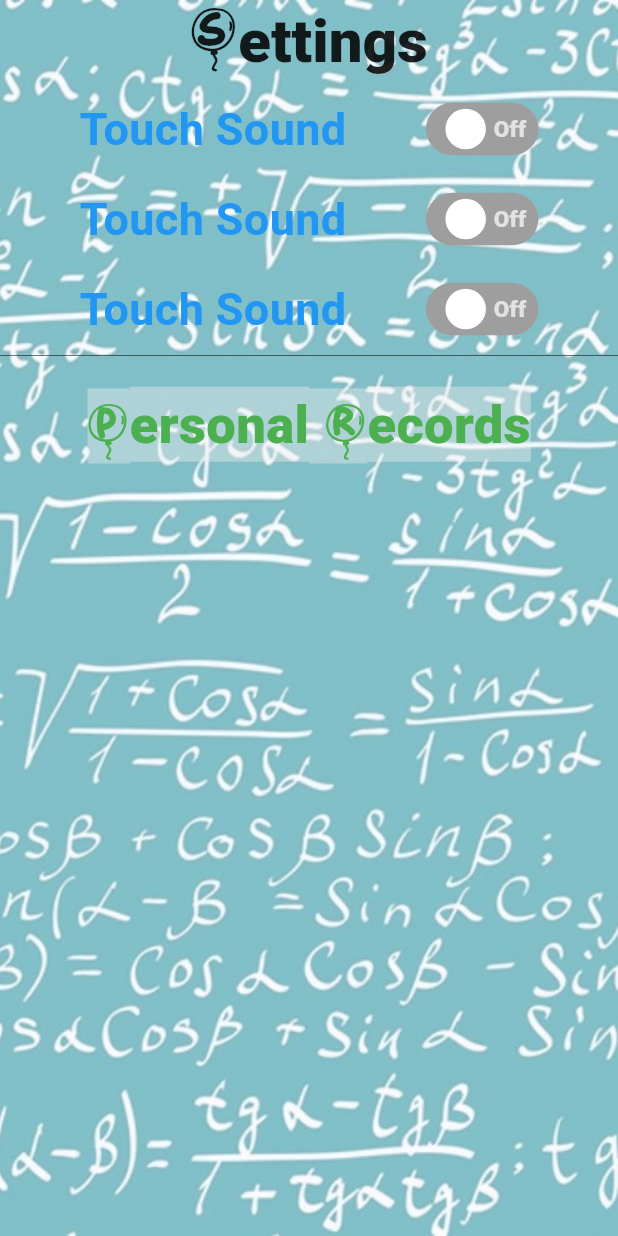
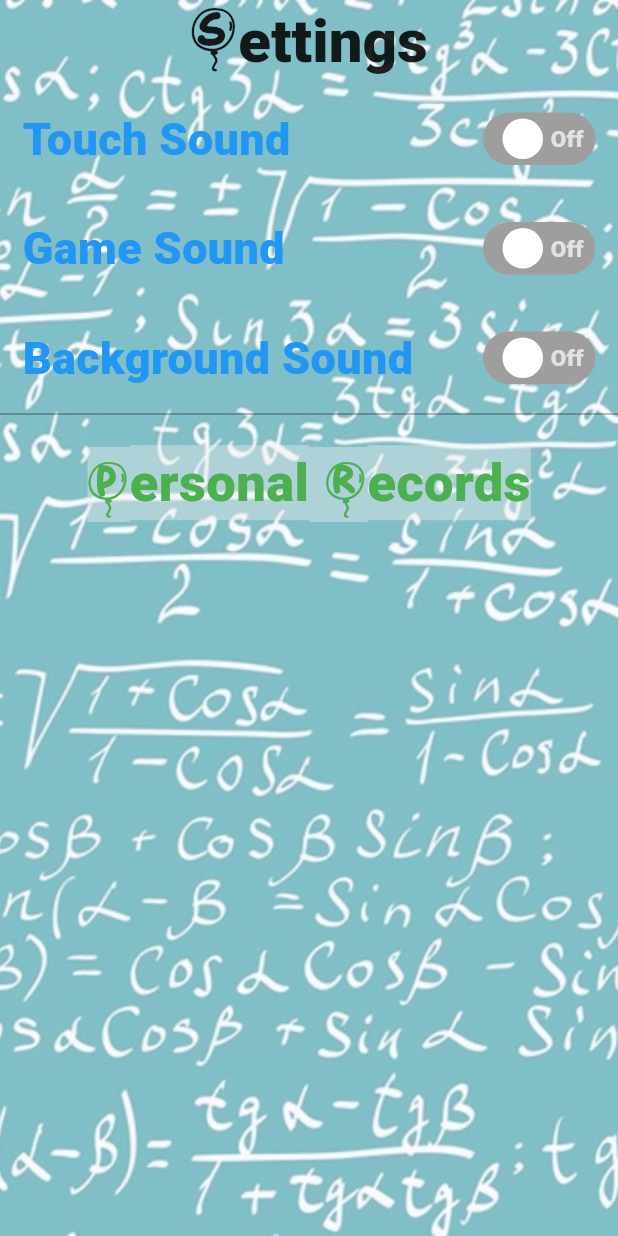
Before and after one commit to spearsharp/mathshoot, a Flutter app: the screen it shows after launch, after a tap on "Setting", on a phone screen of 412 x 824 dp. Run offline on Flutter 3.47's test engine with Material 3 defaults, Android fonts, the phone set to English and light mode, and no system bars; drawn by our look-alikes of flutter_switch; our stand-ins replace assets_audio_player, audioplayers, auto_size_text, flutter_screenutil, get, icons_plus and 2 more; missing offline and left inert: awesome_select, dart:ffi; Roboto replaces fonts that are missing (Ballony).

Commit message:
setting layout update

```diff
--- a/lib/GamePluginModel/mainlistleftdrawer.dart
+++ b/lib/GamePluginModel/mainlistleftdrawer.dart
@@ -39,9 +39,9 @@ class _MainlistleftdrawerState extends State<Mainlistleftdrawer> {
         child: ListView(
           children: [
             Container(
-              height: 60,
+              padding: EdgeInsets.all(15),
               child: Row(
-                  mainAxisAlignment: MainAxisAlignment.spaceEvenly,
+                  mainAxisAlignment: MainAxisAlignment.spaceBetween,
                   crossAxisAlignment: CrossAxisAlignment.center,
                   children: [
                     const Text(
@@ -50,10 +50,10 @@ class _MainlistleftdrawerState extends State<Mainlistleftdrawer> {
                           fontFamily: 'Ballony',
                           fontSize: 30,
                           color: Colors.blue,
-                          fontWeight: FontWeight.w600),
+                          fontWeight: FontWeight.w800),
                     ),
                     Align(
-                        alignment: const Alignment(0, 111),
+                        alignment: Alignment.centerRight,
                         child: FlutterSwitch(
                           width: 75.0,
                           height: 35.0,
@@ -73,21 +73,21 @@ class _MainlistleftdrawerState extends State<Mainlistleftdrawer> {
                   ]),
             ),
             Container(
-              height: 60,
+              padding: EdgeInsets.all(15),
               child: Row(
-                  mainAxisAlignment: MainAxisAlignment.spaceEvenly,
+                  mainAxisAlignment: MainAxisAlignment.spaceBetween,
                   crossAxisAlignment: CrossAxisAlignment.center,
                   children: [
                     const Text(
-                      "Touch Sound",
+                      "Game Sound",
                       style: TextStyle(
                           fontFamily: 'Ballony',
                           fontSize: 30,
                           color: Colors.blue,
-                          fontWeight: FontWeight.w600),
+                          fontWeight: FontWeight.w800),
                     ),
                     Align(
-                        alignment: const Alignment(0, 111),
+                        alignment: Alignment.centerRight,
                         child: FlutterSwitch(
                           width: 75.0,
                           height: 35.0,
@@ -107,21 +107,21 @@ class _MainlistleftdrawerState extends State<Mainlistleftdrawer> {
                   ]),
             ),
             Container(
-              height: 60,
+              padding: EdgeInsets.all(15),
               child: Row(
-                  mainAxisAlignment: MainAxisAlignment.spaceEvenly,
+                  mainAxisAlignment: MainAxisAlignment.spaceBetween,
                   crossAxisAlignment: CrossAxisAlignment.center,
                   children: [
                     const Text(
-                      "Touch Sound",
+                      "Background Sound",
                       style: TextStyle(
                           fontFamily: 'Ballony',
                           fontSize: 30,
                           color: Colors.blue,
-                          fontWeight: FontWeight.w600),
+                          fontWeight: FontWeight.w800),
                     ),
                     Align(
-                        alignment: const Alignment(0, 111),
+                        alignment: Alignment.centerRight,
                         child: FlutterSwitch(
                           width: 75.0,
                           height: 35.0,
```
